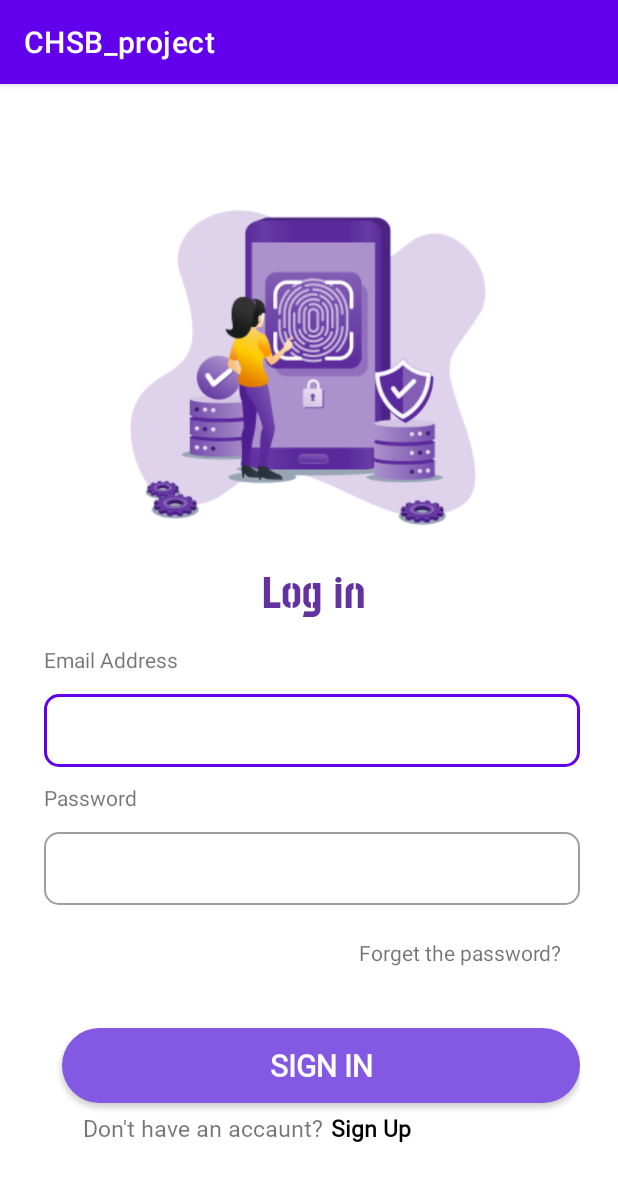
After one commit to GroupITschool/CHSB_project, an Android app: the Login screen opened directly, with no data from a screen before it, on a phone screen of 412 x 824 dp. The commit adds this screen. Shown: the top 1181 px of the screen. Run offline under Robolectric (Android 15) with nearby library versions, the phone set to English and light mode, and no system bars.

Commit message:
login, register

```diff
--- a/app/build.gradle
+++ b/app/build.gradle
@@ -7,6 +7,9 @@ android {
     namespace 'com.example.chsb_project'
     compileSdk 33
 
+    buildFeatures{
+        viewBinding true
+    }
     defaultConfig {
         applicationId "com.example.chsb_project"
         minSdk 25
--- /dev/null
+++ b/app/src/main/java/com/example/chsb_project/Login.kt
@@ -0,0 +1,11 @@
+package com.example.chsb_project
+
+import androidx.appcompat.app.AppCompatActivity
+import android.os.Bundle
+
+class Login : AppCompatActivity() {
+    override fun onCreate(savedInstanceState: Bundle?) {
+        super.onCreate(savedInstanceState)
+        setContentView(R.layout.activity_login)
+    }
+}
--- /dev/null
+++ b/app/src/main/res/drawable/button_border.xml
@@ -0,0 +1,5 @@
+<?xml version="1.0" encoding="utf-8"?>
+<shape xmlns:android="http://schemas.android.com/apk/res/android">
+    <corners android:radius="30dp"/>
+    <solid android:color="#8359E3"/>
+</shape>
--- /dev/null
+++ b/app/src/main/res/layout/activity_login.xml
@@ -0,0 +1,162 @@
+<?xml version="1.0" encoding="utf-8"?>
+<androidx.constraintlayout.widget.ConstraintLayout xmlns:android="http://schemas.android.com/apk/res/android"
+    xmlns:app="http://schemas.android.com/apk/res-auto"
+    xmlns:tools="http://schemas.android.com/tools"
+    android:layout_width="match_parent"
+    android:layout_height="match_parent"
+    tools:context=".Login"
+    android:padding="25dp">
+
+    <ImageView
+        android:id="@+id/imageView"
+        android:layout_width="244dp"
+        android:layout_height="239dp"
+        android:layout_marginTop="44dp"
+        app:layout_constraintEnd_toEndOf="parent"
+        app:layout_constraintHorizontal_bias="0.497"
+        app:layout_constraintStart_toStartOf="parent"
+        app:layout_constraintTop_toTopOf="parent"
+        app:srcCompat="@drawable/login_pic" />
+
+    <TextView
+        android:id="@+id/textView"
+        android:layout_width="wrap_content"
+        android:layout_height="wrap_content"
+        android:layout_marginTop="4dp"
+        android:fontFamily="@font/post_extra_bold"
+        android:text=" Log in"
+        android:textColor="@color/app_color"
+        android:textSize="30sp"
+        app:layout_constraintEnd_toEndOf="parent"
+        app:layout_constraintHorizontal_bias="0.498"
+        app:layout_constraintStart_toStartOf="parent"
+        app:layout_constraintTop_toBottomOf="@+id/imageView" />
+
+    <TextView
+        android:layout_width="wrap_content"
+        android:layout_height="wrap_content"
+        android:layout_marginStart="4dp"
+        android:layout_marginBottom="8dp"
+        android:text="Email Address"
+        app:layout_constraintBottom_toTopOf="@+id/textInputLayout"
+        app:layout_constraintStart_toStartOf="parent" />
+
+    <com.google.android.material.textfield.TextInputLayout
+        android:id="@+id/textInputLayout"
+        style="@style/Widget.MaterialComponents.TextInputLayout.OutlinedBox.Dense"
+        android:layout_width="match_parent"
+        android:layout_height="60dp"
+        android:layout_marginHorizontal="30dp"
+        android:layout_marginStart="4dp"
+        android:layout_marginTop="376dp"
+        android:fontFamily="@font/roboto_regular"
+        app:boxCornerRadiusBottomEnd="10dp"
+        app:boxCornerRadiusBottomStart="10dp"
+        app:boxCornerRadiusTopEnd="10dp"
+        app:boxCornerRadiusTopStart="10dp"
+        app:endIconMode="clear_text"
+        app:layout_constraintStart_toStartOf="parent"
+        app:layout_constraintTop_toTopOf="parent">
+
+        <com.google.android.material.textfield.TextInputEditText
+            android:id="@+id/email"
+            android:layout_width="match_parent"
+            android:layout_height="wrap_content"
+            android:layout_marginTop="400dp" />
+
+    </com.google.android.material.textfield.TextInputLayout>
+
+    <TextView
+        android:layout_width="wrap_content"
+        android:layout_height="wrap_content"
+        android:layout_marginStart="4dp"
+        android:layout_marginBottom="8dp"
+        android:text="Password"
+        app:layout_constraintBottom_toTopOf="@+id/textInputLayout2"
+        app:layout_constraintStart_toStartOf="parent" />
+
+    <com.google.android.material.textfield.TextInputLayout
+        android:id="@+id/textInputLayout2"
+        style="@style/Widget.MaterialComponents.TextInputLayout.OutlinedBox.Dense"
+        android:layout_width="match_parent"
+        android:layout_height="60dp"
+        android:layout_marginHorizontal="30dp"
+        android:layout_marginStart="4dp"
+        android:layout_marginTop="468dp"
+        android:fontFamily="@font/roboto_regular"
+        app:boxCornerRadiusBottomEnd="10dp"
+        app:boxCornerRadiusBottomStart="10dp"
+        app:boxCornerRadiusTopEnd="10dp"
+        app:boxCornerRadiusTopStart="10dp"
+        app:endIconMode="clear_text"
+        app:layout_constraintStart_toStartOf="parent"
+        app:layout_constraintTop_toTopOf="parent"
+        app:passwordToggleEnabled="true"
+        app:passwordToggleTint="@color/app_color">
+
+        <com.google.android.material.textfield.TextInputEditText
+            android:id="@+id/password"
+            android:layout_width="match_parent"
+            android:layout_height="wrap_content"
+            android:layout_marginTop="400dp" />
+
+    </com.google.android.material.textfield.TextInputLayout>
+
+
+    <androidx.appcompat.widget.AppCompatButton
+        android:id="@+id/sign_in"
+        android:layout_width="match_parent"
+        android:layout_height="50dp"
+        android:layout_marginStart="16dp"
+        android:layout_marginTop="604dp"
+        android:background="@drawable/button_border"
+        android:fontFamily="@font/roboto_regular"
+        android:paddingHorizontal="50dp"
+        android:text="Sign in"
+        android:textColor="@color/white"
+        android:textSize="20sp"
+        android:textStyle="bold"
+        app:layout_constraintStart_toStartOf="parent"
+        app:layout_constraintTop_toTopOf="parent" />
+
+    <LinearLayout
+        android:layout_width="wrap_content"
+        android:layout_height="wrap_content"
+        android:layout_marginTop="660dp"
+        app:layout_constraintStart_toStartOf="parent"
+        app:layout_constraintTop_toTopOf="parent">
+
+        <TextView
+            android:id="@+id/textView5"
+            android:layout_width="0dp"
+            android:layout_height="wrap_content"
+            android:layout_marginStart="30dp"
+            android:layout_marginEnd="5dp"
+            android:layout_weight="1"
+            android:fontFamily="@font/roboto_regular"
+            android:text="Don't have an accaunt?"
+            android:textSize="15sp" />
+
+        <TextView
+            android:id="@+id/sign_up"
+            android:layout_width="match_parent"
+            android:layout_height="wrap_content"
+            android:fontFamily="@font/roboto_regular"
+            android:text="Sign Up"
+            android:textColor="@color/black"
+            android:textSize="15sp"
+            android:textStyle="bold" />
+    </LinearLayout>
+
+    <TextView
+        android:id="@+id/textView2"
+        android:layout_width="wrap_content"
+        android:layout_height="wrap_content"
+        android:layout_marginTop="16dp"
+        android:layout_marginEnd="12dp"
+        android:text="Forget the password?"
+        app:layout_constraintEnd_toEndOf="parent"
+        app:layout_constraintTop_toBottomOf="@+id/textInputLayout2" />
+
+
+</androidx.constraintlayout.widget.ConstraintLayout>
--- a/app/src/main/res/values/colors.xml
+++ b/app/src/main/res/values/colors.xml
@@ -7,4 +7,6 @@
     <color name="teal_700">#FF018786</color>
     <color name="black">#FF000000</color>
     <color name="white">#FFFFFFFF</color>
+
+    <color name="app_color">#6233A0</color>
 </resources>
```
Also changed, not shown: app/src/main/AndroidManifest.xml (+14 -0 lines), app/src/main/java/com/example/chsb_project/Registration.kt (added, +12 -0 lines), app/src/main/res/layout/activity_registration.xml (added, +326 -0 lines), app/src/main/res/drawable/finance_logo.png (added), app/src/main/res/drawable/koz.png (added), app/src/main/res/drawable/login_pic.png (added), app/src/main/res/font/germania_one_reg.ttf (added), app/src/main/res/font/post_extra_bold.ttf (added), app/src/main/res/font/roboto_regular.ttf (added).
